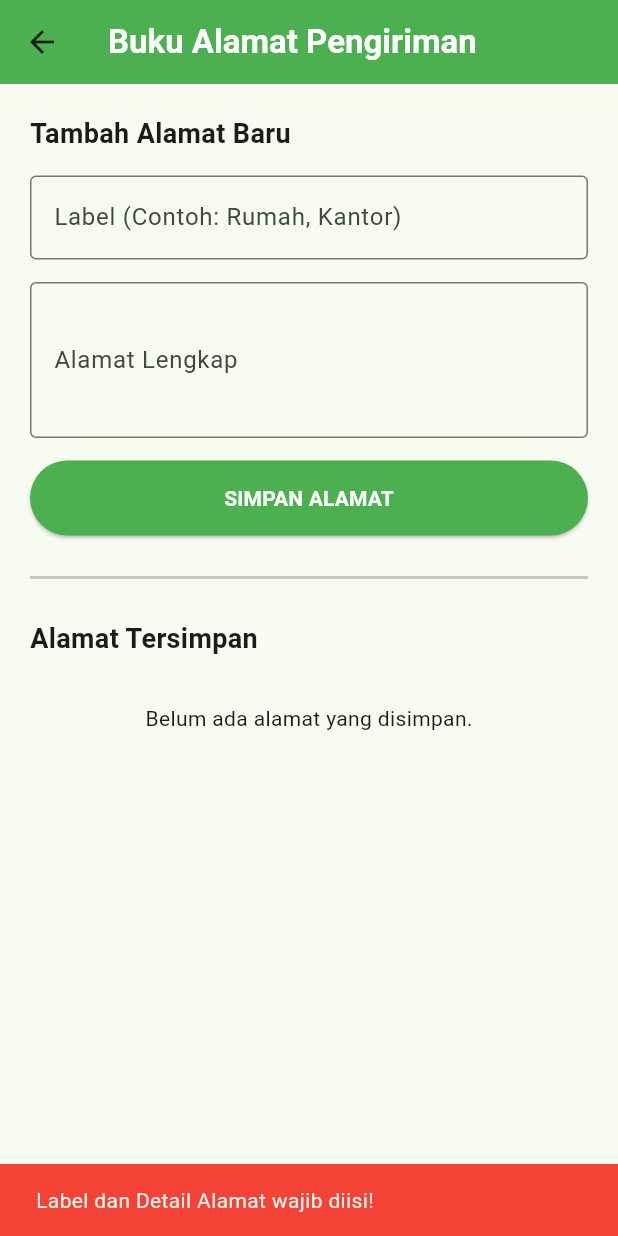
After one commit to husainmubarak/nutribox, a Flutter app: the LayarAlamat screen opened directly, after a tap on "SIMPAN ALAMAT", on a phone screen of 412 x 824 dp. The commit adds this screen. Run offline on Flutter 3.47's test engine with Material 3 defaults, Android fonts, the phone set to English and light mode, and no system bars; our stand-ins replace flutter_riverpod, supabase_flutter; accounts and stored records are empty.

Commit message:
Membuat fitur pemilihan alamat pengantaran per hari

```diff
--- /dev/null
+++ b/lib/layar_alamat.dart
@@ -0,0 +1,180 @@
+import 'package:flutter/material.dart';
+import 'package:supabase_flutter/supabase_flutter.dart';
+import 'layar_jadwal.dart';
+
+class LayarAlamat extends StatefulWidget {
+  const LayarAlamat({super.key});
+
+  @override
+  State<LayarAlamat> createState() => _LayarAlamatState();
+}
+
+class _LayarAlamatState extends State<LayarAlamat> {
+  final _labelController = TextEditingController();
+  final _detailController = TextEditingController();
+
+  List<dynamic> daftarAlamat = [];
+  bool isMenyimpan = false;
+  bool isMemuat = true;
+
+  @override
+  void initState() {
+    super.initState();
+    ambilDataAlamat();
+  }
+
+  Future<void> ambilDataAlamat() async {
+    setState(() => isMemuat = true);
+    try {
+      final userId = Supabase.instance.client.auth.currentUser!.id;
+      final response = await Supabase.instance.client
+          .from('alamat_user')
+          .select()
+          .eq('user_id', userId)
+          .order('id', ascending: false);
+
+      setState(() {
+        daftarAlamat = response;
+      });
+    } catch (e) {
+      if (mounted) {
+        ScaffoldMessenger.of(context).showSnackBar(
+          SnackBar(content: Text('Gagal mengambil data: $e'), backgroundColor: Colors.red),
+        );
+      }
+    } finally {
+      setState(() => isMemuat = false);
+    }
+  }
+
+  Future<void> simpanAlamat() async {
+    if (_labelController.text.isEmpty || _detailController.text.isEmpty) {
+      ScaffoldMessenger.of(context).showSnackBar(
+        const SnackBar(content: Text('Label dan Detail Alamat wajib diisi!'), backgroundColor: Colors.red),
+      );
+      return;
+    }
+
+    setState(() => isMenyimpan = true);
+    FocusScope.of(context).unfocus();
+
+    try {
+      final userId = Supabase.instance.client.auth.currentUser!.id;
+
+      await Supabase.instance.client.from('alamat_user').insert({
+        'user_id': userId,
+        'label_alamat': _labelController.text,
+        'alamat_lengkap': _detailController.text,
+      });
+
+      _labelController.clear();
+      _detailController.clear();
+
+      await ambilDataAlamat();
+
+      if (mounted) {
+        ScaffoldMessenger.of(context).showSnackBar(
+          const SnackBar(content: Text('Alamat berhasil disimpan!'), backgroundColor: Colors.green),
+        );
+      }
+    } catch (e) {
+      if (mounted) {
+        ScaffoldMessenger.of(context).showSnackBar(
+          SnackBar(content: Text('Gagal menyimpan alamat: $e'), backgroundColor: Colors.red),
+        );
+      }
+    } finally {
+      setState(() => isMenyimpan = false);
+    }
+  }
+
+  @override
+  Widget build(BuildContext context) {
+    return Scaffold(
+      appBar: AppBar(
+        title: const Text('Buku Alamat Pengiriman', style: TextStyle(color: Colors.white, fontWeight: FontWeight.bold)),
+        backgroundColor: Colors.green,
+      ),
+      body: SingleChildScrollView(
+        padding: const EdgeInsets.all(20),
+        child: Column(
+          crossAxisAlignment: CrossAxisAlignment.stretch,
+          children: [
+            const Text('Tambah Alamat Baru', style: TextStyle(fontSize: 18, fontWeight: FontWeight.bold)),
+            const SizedBox(height: 15),
+            TextFormField(
+              controller: _labelController,
+              decoration: const InputDecoration(
+                labelText: 'Label (Contoh: Rumah, Kantor)',
+                border: OutlineInputBorder()
+              ),
+            ),
+            const SizedBox(height: 15),
+            TextFormField(
+              controller: _detailController,
+              maxLines: 3,
+              decoration: const InputDecoration(
+                labelText: 'Alamat Lengkap',
+                border: OutlineInputBorder()
+              ),
+            ),
+            const SizedBox(height: 15),
+            isMenyimpan
+                ? const Center(child: CircularProgressIndicator(color: Colors.green))
+                : ElevatedButton(
+                    style: ElevatedButton.styleFrom(backgroundColor: Colors.green, padding: const EdgeInsets.symmetric(vertical: 15)),
+                    onPressed: simpanAlamat,
+                    child: const Text('SIMPAN ALAMAT', style: TextStyle(color: Colors.white, fontWeight: FontWeight.bold)),
+                  ),
+
+            const Padding(
+              padding: EdgeInsets.symmetric(vertical: 20),
+              child: Divider(thickness: 2),
+            ),
+
+            const Text('Alamat Tersimpan', style: TextStyle(fontSize: 18, fontWeight: FontWeight.bold)),
+            const SizedBox(height: 10),
+
+            isMemuat
+                ? const Center(child: CircularProgressIndicator(color: Colors.green))
+                : daftarAlamat.isEmpty
+                    ? const Center(child: Padding(
+                        padding: EdgeInsets.all(20),
+                        child: Text('Belum ada alamat yang disimpan.'),
+                      ))
+                    : ListView.builder(
+                        shrinkWrap: true,
+                        physics: const NeverScrollableScrollPhysics(),
+                        itemCount: daftarAlamat.length,
+                        itemBuilder: (context, index) {
+                          final alamat = daftarAlamat[index];
+                          return Card(
+                            margin: const EdgeInsets.only(bottom: 10),
+                            child: ListTile(
+                              leading: const Icon(Icons.location_on, color: Colors.green),
+                              title: Text(alamat['label_alamat'], style: const TextStyle(fontWeight: FontWeight.bold)),
+                              subtitle: Text(alamat['alamat_lengkap']),
+                            ),
+                          );
+                        },
+                      ),
+
+            const SizedBox(height: 20),
+
+            if (daftarAlamat.isNotEmpty)
+              ElevatedButton(
+                style: ElevatedButton.styleFrom(backgroundColor: Colors.orange, padding: const EdgeInsets.symmetric(vertical: 15)),
+                onPressed: () {
+                  Navigator.push(
+                    context,
+                    MaterialPageRoute(builder: (context) => LayarJadwal(daftarAlamat: daftarAlamat)),
+                  );
+                },
+                child: const Text('LANJUT ATUR JADWAL', style: TextStyle(color: Colors.white, fontWeight: FontWeight.bold)),
+              )
+          ],
+        ),
+      ),
+    );
+  }
+}
--- a/lib/layar_pilih_paket.dart
+++ b/lib/layar_pilih_paket.dart
@@ -1,5 +1,6 @@
 import 'package:flutter/material.dart';
 import 'package:supabase_flutter/supabase_flutter.dart';
+import 'layar_alamat.dart';
 
 class LayarPilihPaket extends StatefulWidget {
   const LayarPilihPaket({super.key});
@@ -79,8 +80,9 @@ class _LayarPilihPaketState extends State<LayarPilihPaket> {
                               shape: RoundedRectangleBorder(borderRadius: BorderRadius.circular(10))
                             ),
                             onPressed: () {
-                              ScaffoldMessenger.of(context).showSnackBar(
-                                SnackBar(content: Text('Memilih ${paket['nama_paket']}... Lanjut atur alamat!', style: const TextStyle(color: Colors.white)), backgroundColor: Colors.green,)
+                              Navigator.push(
+                              context,
+                              MaterialPageRoute(builder: (context) => const LayarAlamat()),
                               );
                             },
                             child: const Text('PILIH', style: TextStyle(color: Colors.white, fontWeight: FontWeight.bold)),
--- a/lib/main.dart
+++ b/lib/main.dart
@@ -1,7 +1,6 @@
 import 'package:flutter/material.dart';
 import 'package:supabase_flutter/supabase_flutter.dart';
 import 'package:flutter_riverpod/flutter_riverpod.dart';
-import 'layar_kalkulator.dart';
 import 'layar_auth.dart';
 
 Future<void> main() async {
@@ -12,7 +11,6 @@ Future<void> main() async {
     anonKey: 'sb_publishable_P1rQSJcxdlJMDP45pS_DwA_jWdjA12Z',
   );
 
-  // Bungkus aplikasi pakai ProviderScope agar Riverpod bisa jalan di seluruh aplikasi
   runApp(
     const ProviderScope(
       child: MyApp(),
```
Also changed, not shown: lib/layar_jadwal.dart (added, +173 -0 lines).
